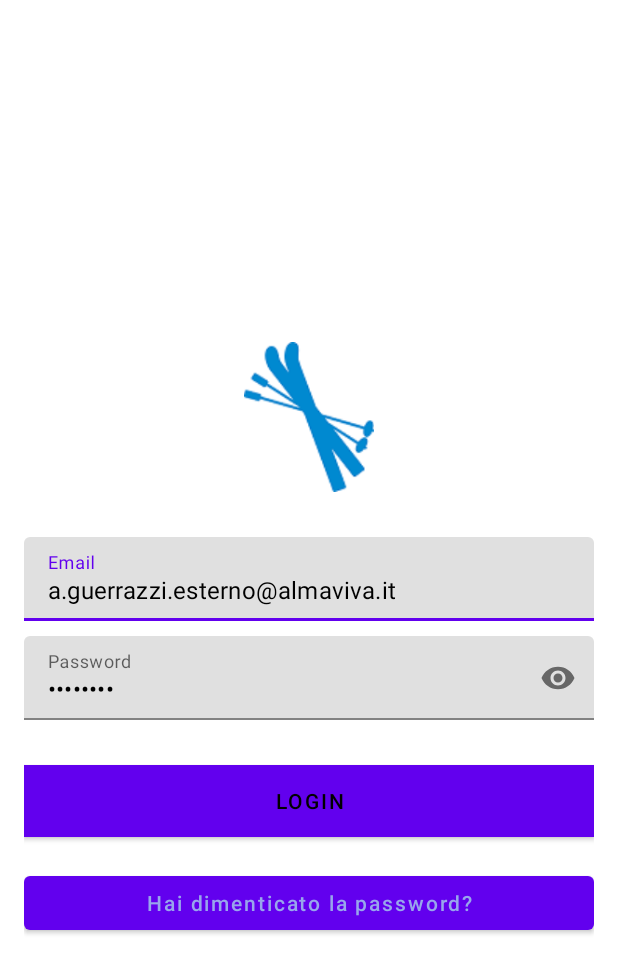
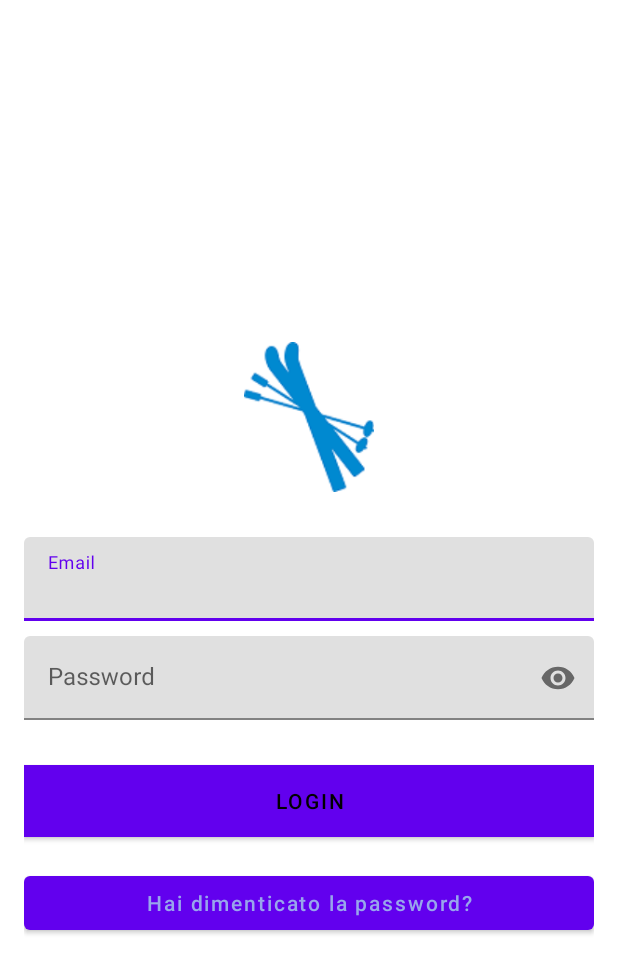
Before and after one commit to alexzab83/SkyItalyMobile, an Android app: the screen it shows after launch (LoginActivity), on a phone screen of 412 x 824 dp. Shown: the top 973 px of the screen. Run offline under Robolectric (Android 15) with nearby library versions, the phone set to English and light mode, and no system bars; our stand-ins replace data binding.

Commit message:
rimozione stringhe

```diff
--- a/app/src/main/res/layout/activity_login.xml
+++ b/app/src/main/res/layout/activity_login.xml
@@ -35,7 +35,6 @@
                     android:layout_height="wrap_content"
                     android:layout_marginBottom="10dp"
                     android:hint="@string/hint_email"
-                    android:text="a.guerrazzi.esterno@almaviva.it"
                     android:inputType="textEmailAddress"
                     android:textColor="@android:color/black"
                     android:textColorHint="@android:color/white" />
@@ -53,7 +52,6 @@
                     android:layout_height="wrap_content"
                     android:layout_marginBottom="10dp"
                     android:hint="@string/hint_password"
-                    android:text="ciaociao"
                     android:inputType="textPassword"
                     android:textColor="@android:color/black"
                     android:textColorHint="@android:color/white" />
```
